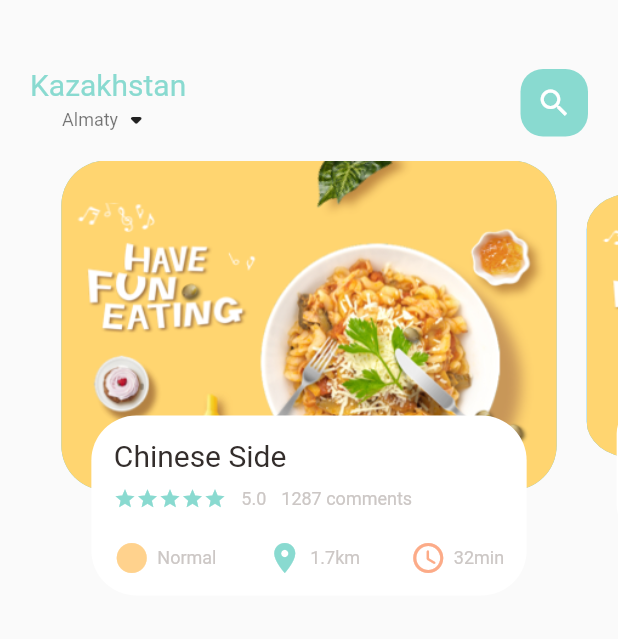
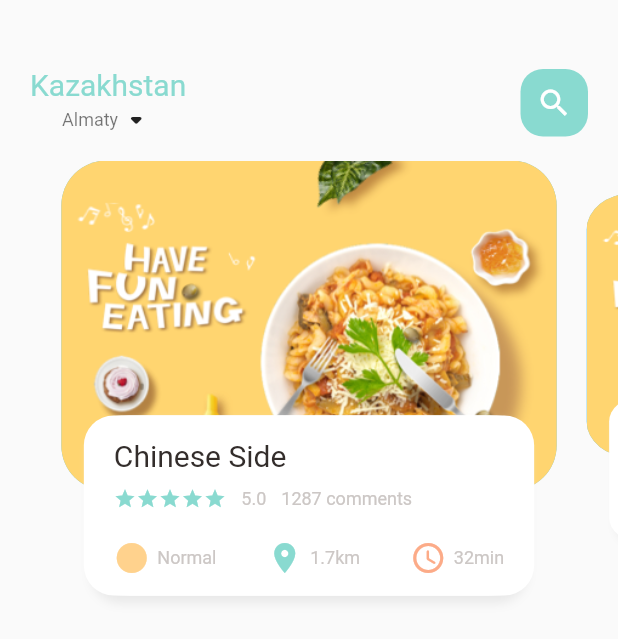
Before and after one commit to krmeiirbek/kaz_food_shop, a Flutter app: the screen it shows after launch, on a phone screen of 412 x 824 dp. Shown: the top 639 px of the screen. Run offline on Flutter 3.47's test engine with Material 2 defaults, Android fonts, the phone set to English and light mode, and no system bars.

```diff
--- a/lib/home/food_page_body.dart
+++ b/lib/home/food_page_body.dart
@@ -100,8 +100,23 @@ class _FoodPageBodyState extends State<FoodPageBody> {
                 bottom: 30,
               ),
               decoration: BoxDecoration(
-                borderRadius: BorderRadius.circular(30),
+                borderRadius: BorderRadius.circular(20),
                 color: Colors.white,
+                boxShadow: const [
+                  BoxShadow(
+                    color: Color(0xffe8e8e8),
+                    blurRadius: 5.0,
+                    offset: Offset(0,5),
+                  ),
+                  BoxShadow(
+                    color: Colors.white,
+                    offset: Offset(-5,0),
+                  ),
+                  BoxShadow(
+                    color: Colors.white,
+                    offset: Offset(5,0),
+                  ),
+                ],
               ),
               child: Container(
                 padding: const EdgeInsets.only(left: 15, right: 15, top: 15),
```
